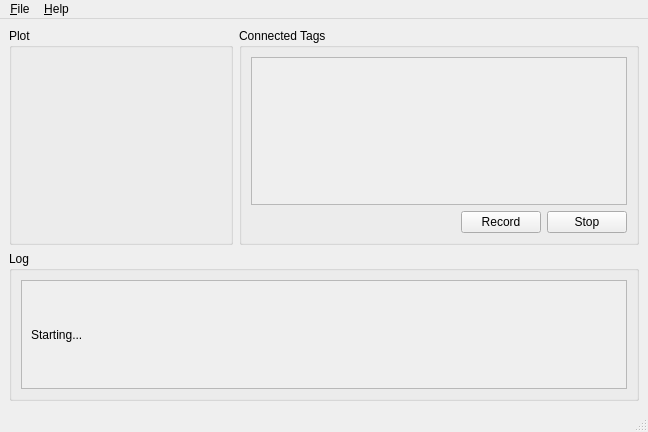
The window that evb1000viewer.ui (xEnVrE/DecaWaveEVB1000Viewer) describes before a commit, drawn with Qt 5.
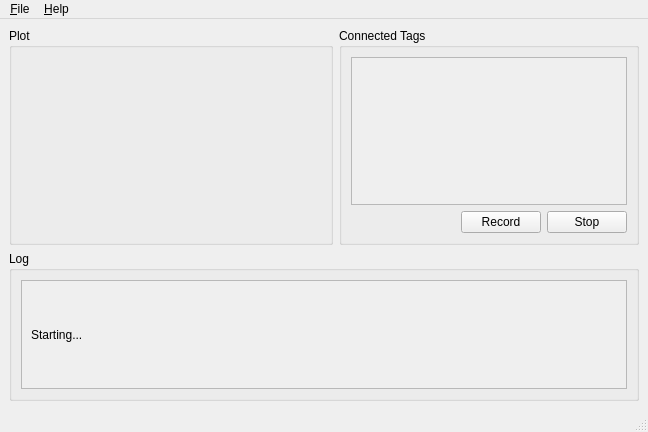
The same window after the commit.

Commit message: - change width max limit in connecetdTagsGroupBox from 374 to 274 - add vertical spacer in connectedTagsScrollAreaWidget

The edit to the form file:
```diff
--- a/evb1000viewer.ui
+++ b/evb1000viewer.ui
@@ -19,7 +19,7 @@
      <widget class="QGroupBox" name="connectedTagsGroupBox">
       <property name="maximumSize">
        <size>
-        <width>400</width>
+        <width>300</width>
         <height>16777215</height>
        </size>
       </property>
@@ -37,11 +37,25 @@
            <rect>
             <x>0</x>
             <y>0</y>
-            <width>374</width>
+            <width>274</width>
             <height>123</height>
            </rect>
           </property>
-          <layout class="QVBoxLayout" name="connectedTagsScrollAreaWidgetLayout"/>
+          <layout class="QVBoxLayout" name="connectedTagsScrollAreaWidgetLayout">
+           <item>
+            <spacer name="verticalSpacer">
+             <property name="orientation">
+              <enum>Qt::Vertical</enum>
+             </property>
+             <property name="sizeHint" stdset="0">
+              <size>
+               <width>20</width>
+               <height>40</height>
+              </size>
+             </property>
+            </spacer>
+           </item>
+          </layout>
          </widget>
         </widget>
        </item>
```
